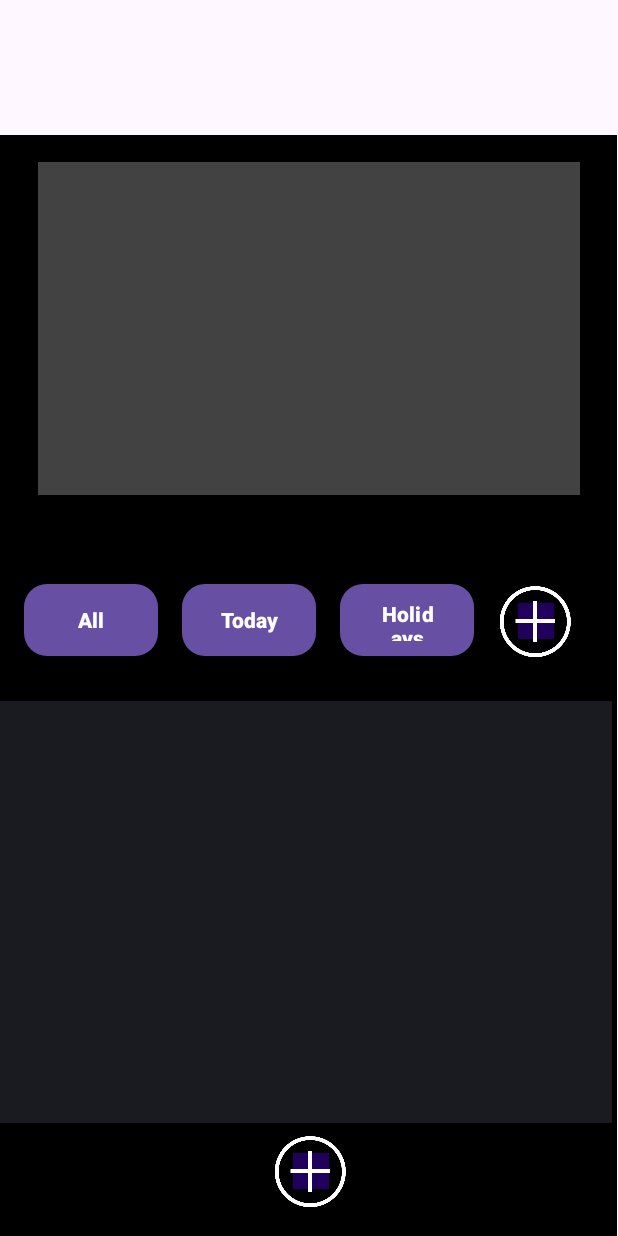
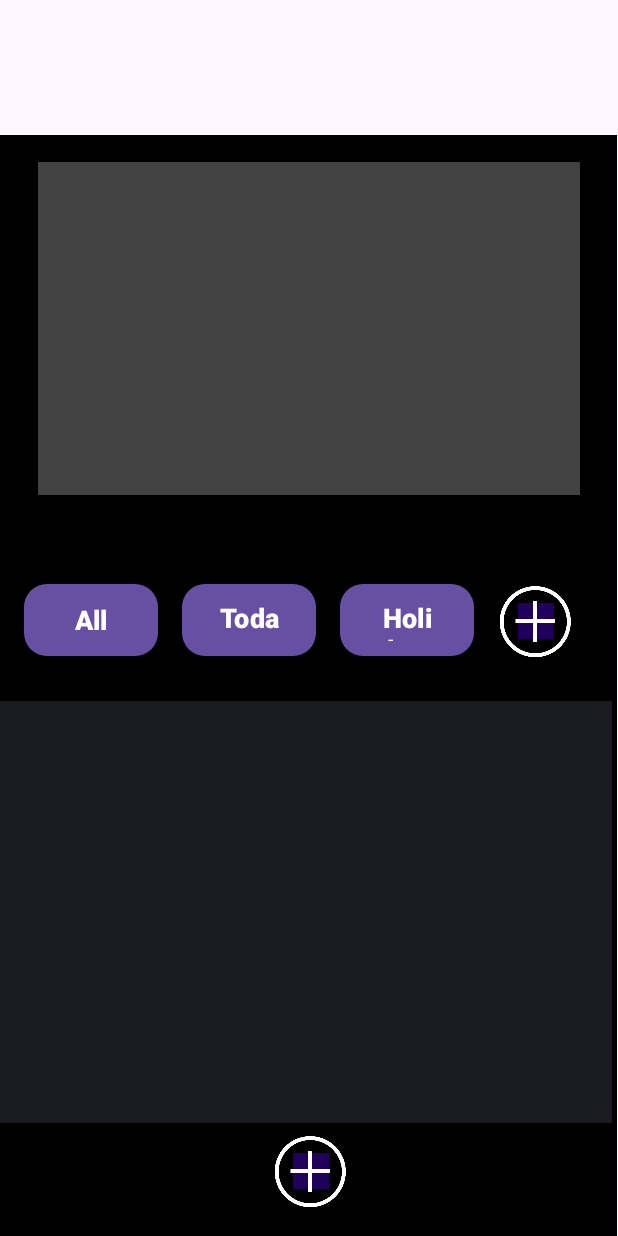
Before and after one commit to Artix67/GetItDoneOrElse, an Android app: the MainActivityArtix screen opened directly, with no data from a screen before it, on a phone screen of 412 x 824 dp. Run offline under Robolectric (Android 15) with nearby library versions, the phone set to English and light mode, and no system bars; 2 statements that could not run were skipped.

Commit message:
Main Menu
Fixed up main menu and add event button

```diff
--- a/app/src/main/java/com/example/getitdoneorelseapplication/calendar/EventEditActivity.java
+++ b/app/src/main/java/com/example/getitdoneorelseapplication/calendar/EventEditActivity.java
@@ -18,7 +18,7 @@ public class EventEditActivity extends AppCompatActivity {
 
     private LocalTime time;
     @Override
-    protected void onCreate(Bundle savedInstanceState) {
+    public void onCreate(Bundle savedInstanceState) {
         super.onCreate(savedInstanceState);
         setContentView(R.layout.activity_event_edit);
         initWidgets();
--- a/app/src/main/res/layout/fragment_home.xml
+++ b/app/src/main/res/layout/fragment_home.xml
@@ -36,6 +36,7 @@
         android:text="All"
         android:textColor="#FFFFFF"
         android:textStyle="bold"
+        android:textSize="27px"
         app:iconTint="#F8FFFFFF"
         app:layout_constraintBottom_toTopOf="@+id/nested_calendar_event_viewer"
         app:layout_constraintStart_toStartOf="parent"
@@ -51,6 +52,7 @@
         android:text="Today"
         android:textColor="#FFFFFF"
         android:textStyle="bold"
+        android:textSize="27px"
         app:iconTint="#F8FFFFFF"
         app:layout_constraintBottom_toTopOf="@+id/nested_calendar_event_viewer"
         app:layout_constraintStart_toEndOf="@+id/filter_content_button_1"
@@ -66,6 +68,7 @@
         android:text="Holidays"
         android:textColor="#FFFFFF"
         android:textStyle="bold"
+        android:textSize="27px"
         app:iconTint="#F8FFFFFF"
         app:layout_constraintBottom_toTopOf="@+id/nested_calendar_event_viewer"
         app:layout_constraintStart_toEndOf="@+id/filter_content_button_2"
@@ -93,6 +96,7 @@
         android:foreground="@drawable/add_icon"
         android:src="@color/black"
         app:backgroundTint="#00FFFFFF"
+        android:contentDescription="This will add a custom filter to the viewable events"
         app:layout_constraintBottom_toTopOf="@+id/nested_calendar_event_viewer"
         app:layout_constraintEnd_toEndOf="parent" />
 
@@ -106,6 +110,7 @@
         android:foreground="@drawable/add_icon"
         android:src="@color/black"
         app:backgroundTint="#00FFFFFF"
+        android:contentDescription="This will add a new event to the calendar"
         app:layout_constraintBottom_toBottomOf="parent"
         app:layout_constraintEnd_toEndOf="parent" />
 
```
Also changed, not shown: app/src/main/java/com/example/getitdoneorelseapplication/artix/MainActivityArtix.java (+13 -14 lines).
